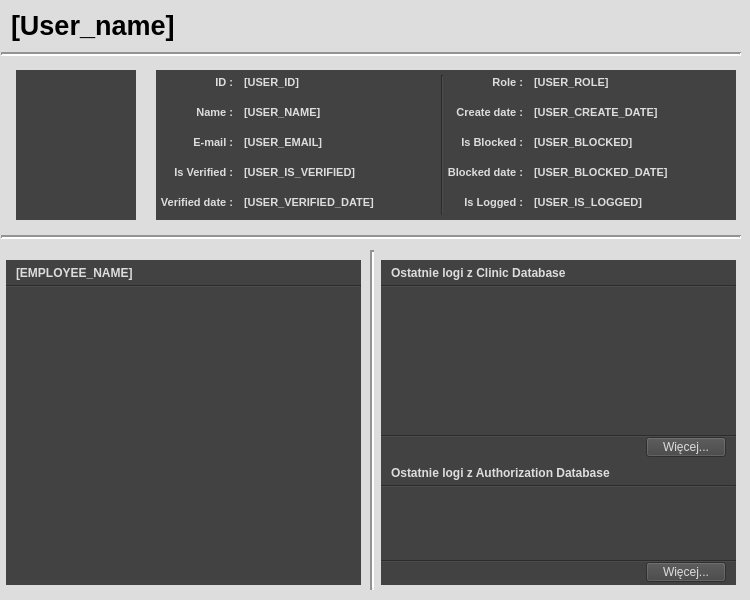
Old version of the form w_userprofilewindow.ui in the repository jszmigiel2304/Clinic_Client.
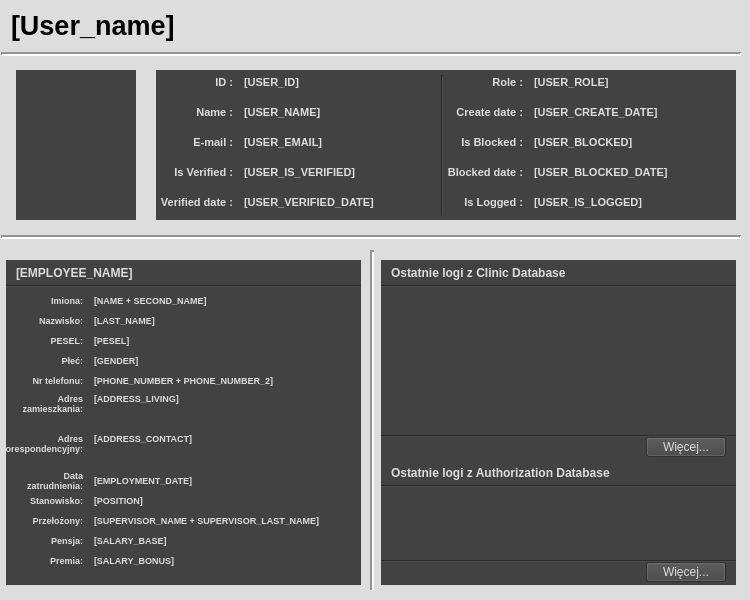
New version of the form. Icons and pictures are not drawn.

Commit message: employee info widget

The edit to the form file:
```diff
--- a/w_userprofilewindow.ui
+++ b/w_userprofilewindow.ui
@@ -312,6 +312,690 @@
       <number>10</number>
      </property>
     </widget>
+    <widget class="QLabel" name="l_names">
+     <property name="geometry">
+      <rect>
+       <x>85</x>
+       <y>30</y>
+       <width>271</width>
+       <height>20</height>
+      </rect>
+     </property>
+     <property name="font">
+      <font>
+       <pointsize>7</pointsize>
+       <bold>true</bold>
+      </font>
+     </property>
+     <property name="styleSheet">
+      <string notr="true">color: rgb(221, 221, 221);</string>
+     </property>
+     <property name="text">
+      <string>[NAME + SECOND_NAME]</string>
+     </property>
+     <property name="alignment">
+      <set>Qt::AlignLeading|Qt::AlignLeft|Qt::AlignVCenter</set>
+     </property>
+     <property name="indent">
+      <number>3</number>
+     </property>
+    </widget>
+    <widget class="QLabel" name="l_names_label">
+     <property name="geometry">
+      <rect>
+       <x>0</x>
+       <y>30</y>
+       <width>80</width>
+       <height>20</height>
+      </rect>
+     </property>
+     <property name="font">
+      <font>
+       <pointsize>7</pointsize>
+       <bold>true</bold>
+      </font>
+     </property>
+     <property name="styleSheet">
+      <string notr="true">color: rgb(221, 221, 221);</string>
+     </property>
+     <property name="text">
+      <string>Imiona:</string>
+     </property>
+     <property name="alignment">
+      <set>Qt::AlignRight|Qt::AlignTrailing|Qt::AlignVCenter</set>
+     </property>
+     <property name="indent">
+      <number>3</number>
+     </property>
+    </widget>
+    <widget class="QLabel" name="l_last_name_label">
+     <property name="geometry">
+      <rect>
+       <x>0</x>
+       <y>50</y>
+       <width>80</width>
+       <height>20</height>
+      </rect>
+     </property>
+     <property name="font">
+      <font>
+       <pointsize>7</pointsize>
+       <bold>true</bold>
+      </font>
+     </property>
+     <property name="styleSheet">
+      <string notr="true">color: rgb(221, 221, 221);</string>
+     </property>
+     <property name="text">
+      <string>Nazwisko:</string>
+     </property>
+     <property name="alignment">
+      <set>Qt::AlignRight|Qt::AlignTrailing|Qt::AlignVCenter</set>
+     </property>
+     <property name="indent">
+      <number>3</number>
+     </property>
+    </widget>
+    <widget class="QLabel" name="l_last_name">
+     <property name="geometry">
+      <rect>
+       <x>85</x>
+       <y>50</y>
+       <width>271</width>
+       <height>20</height>
+      </rect>
+     </property>
+     <property name="font">
+      <font>
+       <pointsize>7</pointsize>
+       <bold>true</bold>
+      </font>
+     </property>
+     <property name="styleSheet">
+      <string notr="true">color: rgb(221, 221, 221);</string>
+     </property>
+     <property name="text">
+      <string>[LAST_NAME]</string>
+     </property>
+     <property name="alignment">
+      <set>Qt::AlignLeading|Qt::AlignLeft|Qt::AlignVCenter</set>
+     </property>
+     <property name="indent">
+      <number>3</number>
+     </property>
+    </widget>
+    <widget class="QLabel" name="l_pesel_label">
+     <property name="geometry">
+      <rect>
+       <x>0</x>
+       <y>70</y>
+       <width>80</width>
+       <height>20</height>
+      </rect>
+     </property>
+     <property name="font">
+      <font>
+       <pointsize>7</pointsize>
+       <bold>true</bold>
+      </font>
+     </property>
+     <property name="styleSheet">
+      <string notr="true">color: rgb(221, 221, 221);</string>
+     </property>
+     <property name="text">
+      <string>PESEL:</string>
+     </property>
+     <property name="alignment">
+      <set>Qt::AlignRight|Qt::AlignTrailing|Qt::AlignVCenter</set>
+     </property>
+     <property name="indent">
+      <number>3</number>
+     </property>
+    </widget>
+    <widget class="QLabel" name="l_pesel">
+     <property name="geometry">
+      <rect>
+       <x>85</x>
+       <y>70</y>
+       <width>271</width>
+       <height>20</height>
+      </rect>
+     </property>
+     <property name="font">
+      <font>
+       <pointsize>7</pointsize>
+       <bold>true</bold>
+      </font>
+     </property>
+     <property name="styleSheet">
+      <string notr="true">color: rgb(221, 221, 221);</string>
+     </property>
+     <property name="text">
+      <string>[PESEL]</string>
+     </property>
+     <property name="alignment">
+      <set>Qt::AlignLeading|Qt::AlignLeft|Qt::AlignVCenter</set>
+     </property>
+     <property name="indent">
+      <number>3</number>
+     </property>
+    </widget>
+    <widget class="QLabel" name="l_gender_label">
+     <property name="geometry">
+      <rect>
+       <x>0</x>
+       <y>90</y>
+       <width>80</width>
+       <height>20</height>
+      </rect>
+     </property>
+     <property name="font">
+      <font>
+       <pointsize>7</pointsize>
+       <bold>true</bold>
+      </font>
+     </property>
+     <property name="styleSheet">
+      <string notr="true">color: rgb(221, 221, 221);</string>
+     </property>
+     <property name="text">
+      <string>Płeć:</string>
+     </property>
+     <property name="alignment">
+      <set>Qt::AlignRight|Qt::AlignTrailing|Qt::AlignVCenter</set>
+     </property>
+     <property name="indent">
+      <number>3</number>
+     </property>
+    </widget>
+    <widget class="QLabel" name="l_gender">
+     <property name="geometry">
+      <rect>
+       <x>85</x>
+       <y>90</y>
+       <width>271</width>
+       <height>20</height>
+      </rect>
+     </property>
+     <property name="font">
+      <font>
+       <pointsize>7</pointsize>
+       <bold>true</bold>
+      </font>
+     </property>
+     <property name="styleSheet">
+      <string notr="true">color: rgb(221, 221, 221);</string>
+     </property>
+     <property name="text">
+      <string>[GENDER]</string>
+     </property>
+     <property name="alignment">
+      <set>Qt::AlignLeading|Qt::AlignLeft|Qt::AlignVCenter</set>
+     </property>
+     <property name="indent">
+      <number>3</number>
+     </property>
+    </widget>
+    <widget class="QLabel" name="l_phone_numbers_label">
+     <property name="geometry">
+      <rect>
+       <x>0</x>
+       <y>110</y>
+       <width>80</width>
+       <height>20</height>
+      </rect>
+     </property>
+     <property name="font">
+      <font>
+       <pointsize>7</pointsize>
+       <bold>true</bold>
+      </font>
+     </property>
+     <property name="styleSheet">
+      <string notr="true">color: rgb(221, 221, 221);</string>
+     </property>
+     <property name="text">
+      <string>Nr telefonu:</string>
+     </property>
+     <property name="alignment">
+      <set>Qt::AlignRight|Qt::AlignTrailing|Qt::AlignVCenter</set>
+     </property>
+     <property name="indent">
+      <number>3</number>
+     </property>
+    </widget>
+    <widget class="QLabel" name="l_phone_numbers">
+     <property name="geometry">
+      <rect>
+       <x>85</x>
+       <y>110</y>
+       <width>271</width>
+       <height>20</height>
+      </rect>
+     </property>
+     <property name="font">
+      <font>
+       <pointsize>7</pointsize>
+       <bold>true</bold>
+      </font>
+     </property>
+     <property name="styleSheet">
+      <string notr="true">color: rgb(221, 221, 221);</string>
+     </property>
+     <property name="text">
+      <string>[PHONE_NUMBER + PHONE_NUMBER_2]</string>
+     </property>
+     <property name="alignment">
+      <set>Qt::AlignLeading|Qt::AlignLeft|Qt::AlignVCenter</set>
+     </property>
+     <property name="indent">
+      <number>3</number>
+     </property>
+    </widget>
+    <widget class="QLabel" name="l_address_living_label">
+     <property name="geometry">
+      <rect>
+       <x>0</x>
+       <y>130</y>
+       <width>80</width>
+       <height>40</height>
+      </rect>
+     </property>
+     <property name="font">
+      <font>
+       <pointsize>7</pointsize>
+       <bold>true</bold>
+      </font>
+     </property>
+     <property name="styleSheet">
+      <string notr="true">color: rgb(221, 221, 221);</string>
+     </property>
+     <property name="text">
+      <string>Adres 
+ zamieszkania:</string>
+     </property>
+     <property name="alignment">
+      <set>Qt::AlignRight|Qt::AlignTop|Qt::AlignTrailing</set>
+     </property>
+     <property name="indent">
+      <number>3</number>
+     </property>
+    </widget>
+    <widget class="QLabel" name="l_address_living">
+     <property name="geometry">
+      <rect>
+       <x>85</x>
+       <y>130</y>
+       <width>271</width>
+       <height>40</height>
+      </rect>
+     </property>
+     <property name="font">
+      <font>
+       <pointsize>7</pointsize>
+       <bold>true</bold>
+      </font>
+     </property>
+     <property name="styleSheet">
+      <string notr="true">color: rgb(221, 221, 221);</string>
+     </property>
+     <property name="text">
+      <string>[ADDRESS_LIVING]</string>
+     </property>
+     <property name="alignment">
+      <set>Qt::AlignLeading|Qt::AlignLeft|Qt::AlignTop</set>
+     </property>
+     <property name="wordWrap">
+      <bool>true</bool>
+     </property>
+     <property name="indent">
+      <number>3</number>
+     </property>
+    </widget>
+    <widget class="QLabel" name="l_address_contact_label">
+     <property name="geometry">
+      <rect>
+       <x>0</x>
+       <y>170</y>
+       <width>80</width>
+       <height>40</height>
+      </rect>
+     </property>
+     <property name="font">
+      <font>
+       <pointsize>7</pointsize>
+       <bold>true</bold>
+      </font>
+     </property>
+     <property name="styleSheet">
+      <string notr="true">color: rgb(221, 221, 221);</string>
+     </property>
+     <property name="text">
+      <string>Adres
+korespondencyjny:</string>
+     </property>
+     <property name="alignment">
+      <set>Qt::AlignRight|Qt::AlignTop|Qt::AlignTrailing</set>
+     </property>
+     <property name="wordWrap">
+      <bool>true</bool>
+     </property>
+     <property name="indent">
+      <number>3</number>
+     </property>
+    </widget>
+    <widget class="QLabel" name="l_address_contact">
+     <property name="geometry">
+      <rect>
+       <x>85</x>
+       <y>170</y>
+       <width>271</width>
+       <height>40</height>
+      </rect>
+     </property>
+     <property name="font">
+      <font>
+       <pointsize>7</pointsize>
+       <bold>true</bold>
+      </font>
+     </property>
+     <property name="styleSheet">
+      <string notr="true">color: rgb(221, 221, 221);</string>
+     </property>
+     <property name="text">
+      <string>[ADDRESS_CONTACT]</string>
+     </property>
+     <property name="alignment">
+      <set>Qt::AlignLeading|Qt::AlignLeft|Qt::AlignTop</set>
+     </property>
+     <property name="wordWrap">
+      <bool>true</bool>
+     </property>
+     <property name="indent">
+      <number>3</number>
+     </property>
+    </widget>
+    <widget class="QLabel" name="l_employment_date_label">
+     <property name="geometry">
+      <rect>
+       <x>0</x>
+       <y>210</y>
+       <width>80</width>
+       <height>20</height>
+      </rect>
+     </property>
+     <property name="font">
+      <font>
+       <pointsize>7</pointsize>
+       <bold>true</bold>
+      </font>
+     </property>
+     <property name="styleSheet">
+      <string notr="true">color: rgb(221, 221, 221);</string>
+     </property>
+     <property name="text">
+      <string>Data 
+zatrudnienia:</string>
+     </property>
+     <property name="alignment">
+      <set>Qt::AlignRight|Qt::AlignTrailing|Qt::AlignVCenter</set>
+     </property>
+     <property name="indent">
+      <number>3</number>
+     </property>
+    </widget>
+    <widget class="QLabel" name="l_employment_date">
+     <property name="geometry">
+      <rect>
+       <x>85</x>
+       <y>210</y>
+       <width>271</width>
+       <height>20</height>
+      </rect>
+     </property>
+     <property name="font">
+      <font>
+       <pointsize>7</pointsize>
+       <bold>true</bold>
+      </font>
+     </property>
+     <property name="styleSheet">
+      <string notr="true">color: rgb(221, 221, 221);</string>
+     </property>
+     <property name="text">
+      <string>[EMPLOYMENT_DATE]</string>
+     </property>
+     <property name="alignment">
+      <set>Qt::AlignLeading|Qt::AlignLeft|Qt::AlignVCenter</set>
+     </property>
+     <property name="indent">
+      <number>3</number>
+     </property>
+    </widget>
+    <widget class="QLabel" name="l_position_label">
+     <property name="geometry">
+      <rect>
+       <x>0</x>
+       <y>230</y>
+       <width>80</width>
+       <height>20</height>
+      </rect>
+     </property>
+     <property name="font">
+      <font>
+       <pointsize>7</pointsize>
+       <bold>true</bold>
+      </font>
+     </property>
+     <property name="styleSheet">
+      <string notr="true">color: rgb(221, 221, 221);</string>
+     </property>
+     <property name="text">
+      <string>Stanowisko:</string>
+     </property>
+     <property name="alignment">
+      <set>Qt::AlignRight|Qt::AlignTrailing|Qt::AlignVCenter</set>
+     </property>
+     <property name="indent">
+      <number>3</number>
+     </property>
+    </widget>
+    <widget class="QLabel" name="l_position">
+     <property name="geometry">
+      <rect>
+       <x>85</x>
+       <y>230</y>
+       <width>271</width>
+       <height>20</height>
+      </rect>
+     </property>
+     <property name="font">
+      <font>
+       <pointsize>7</pointsize>
+       <bold>true</bold>
+      </font>
+     </property>
+     <property name="styleSheet">
+      <string notr="true">color: rgb(221, 221, 221);</string>
+     </property>
+     <property name="text">
+      <string>[POSITION]</string>
+     </property>
+     <property name="alignment">
+      <set>Qt::AlignLeading|Qt::AlignLeft|Qt::AlignVCenter</set>
+     </property>
+     <property name="indent">
+      <number>3</number>
+     </property>
+    </widget>
+    <widget class="QLabel" name="l_supervisor_label">
+     <property name="geometry">
+      <rect>
+       <x>0</x>
+       <y>250</y>
+       <width>80</width>
+       <height>20</height>
+      </rect>
+     </property>
+     <property name="font">
+      <font>
+       <pointsize>7</pointsize>
+       <bold>true</bold>
+      </font>
+     </property>
+     <property name="styleSheet">
+      <string notr="true">color: rgb(221, 221, 221);</string>
+     </property>
+     <property name="text">
+      <string>Przełożony:</string>
+     </property>
+     <property name="alignment">
+      <set>Qt::AlignRight|Qt::AlignTrailing|Qt::AlignVCenter</set>
+     </property>
+     <property name="indent">
+      <number>3</number>
+     </property>
+    </widget>
+    <widget class="QLabel" name="l_supervisor">
+     <property name="geometry">
+      <rect>
+       <x>85</x>
+       <y>250</y>
+       <width>271</width>
+       <height>20</height>
+      </rect>
+     </property>
+     <property name="font">
+      <font>
+       <pointsize>7</pointsize>
+       <bold>true</bold>
+      </font>
+     </property>
+     <property name="styleSheet">
+      <string notr="true">color: rgb(221, 221, 221);</string>
+     </property>
+     <property name="text">
+      <string>[SUPERVISOR_NAME + SUPERVISOR_LAST_NAME]</string>
+     </property>
+     <property name="alignment">
+      <set>Qt::AlignLeading|Qt::AlignLeft|Qt::AlignVCenter</set>
+     </property>
+     <property name="indent">
+      <number>3</number>
+     </property>
+    </widget>
+    <widget class="QLabel" name="l_salary_base_label">
+     <property name="geometry">
+      <rect>
+       <x>0</x>
+       <y>270</y>
+       <width>80</width>
+       <height>20</height>
+      </rect>
+     </property>
+     <property name="font">
+      <font>
+       <pointsize>7</pointsize>
+       <bold>true</bold>
+      </font>
+     </property>
+     <property name="styleSheet">
+      <string notr="true">color: rgb(221, 221, 221);</string>
+     </property>
+     <property name="text">
+      <string>Pensja:</string>
+     </property>
+     <property name="alignment">
+      <set>Qt::AlignRight|Qt::AlignTrailing|Qt::AlignVCenter</set>
+     </property>
+     <property name="indent">
+      <number>3</number>
+     </property>
+    </widget>
+    <widget class="QLabel" name="l_salary_base">
+     <property name="geometry">
+      <rect>
+       <x>85</x>
+       <y>270</y>
+       <width>271</width>
+       <height>20</height>
+      </rect>
+     </property>
+     <property name="font">
+      <font>
+       <pointsize>7</pointsize>
+       <bold>true</bold>
+      </font>
+     </property>
+     <property name="styleSheet">
+      <string notr="true">color: rgb(221, 221, 221);</string>
+     </property>
+     <property name="text">
+      <string>[SALARY_BASE]</string>
+     </property>
+     <property name="alignment">
+      <set>Qt::AlignLeading|Qt::AlignLeft|Qt::AlignVCenter</set>
+     </property>
+     <property name="indent">
+      <number>3</number>
+     </property>
+    </widget>
+    <widget class="QLabel" name="l_salary_bonus_label">
+     <property name="geometry">
+      <rect>
+       <x>0</x>
+       <y>290</y>
+       <width>80</width>
+       <height>20</height>
+      </rect>
+     </property>
+     <property name="font">
+      <font>
+       <pointsize>7</pointsize>
+       <bold>true</bold>
+      </font>
+     </property>
+     <property name="styleSheet">
+      <string notr="true">color: rgb(221, 221, 221);</string>
+     </property>
+     <property name="text">
+      <string>Premia:</string>
+     </property>
+     <property name="alignment">
+      <set>Qt::AlignRight|Qt::AlignTrailing|Qt::AlignVCenter</set>
+     </property>
+     <property name="indent">
+      <number>3</number>
+     </property>
+    </widget>
+    <widget class="QLabel" name="l_salary_bonus">
+     <property name="geometry">
+      <rect>
+       <x>85</x>
+       <y>290</y>
+       <width>271</width>
+       <height>20</height>
+      </rect>
+     </property>
+     <property name="font">
+      <font>
+       <pointsize>7</pointsize>
+       <bold>true</bold>
+      </font>
+     </property>
+     <property name="styleSheet">
+      <string notr="true">color: rgb(221, 221, 221);</string>
+     </property>
+     <property name="text">
+      <string>[SALARY_BONUS]</string>
+     </property>
+     <property name="alignment">
+      <set>Qt::AlignLeading|Qt::AlignLeft|Qt::AlignVCenter</set>
+     </property>
+     <property name="indent">
+      <number>3</number>
+     </property>
+    </widget>
    </widget>
    <widget class="QLabel" name="l_username">
     <property name="geometry">
```
The commit also changes 1 other file.
